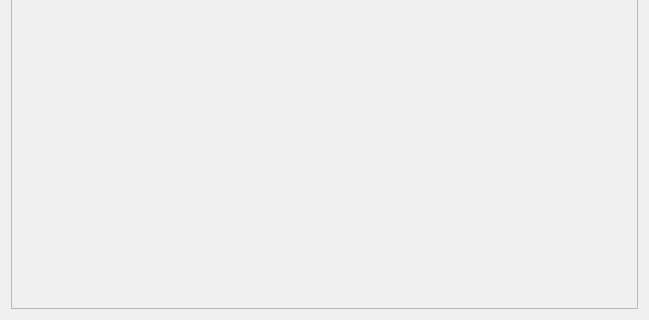
Old version of the form dialog.ui in the repository cycycyc/yuvdisplay; both pictures show x 0 to 649 and y 159 to 479 of the 649 by 479 pixel window.
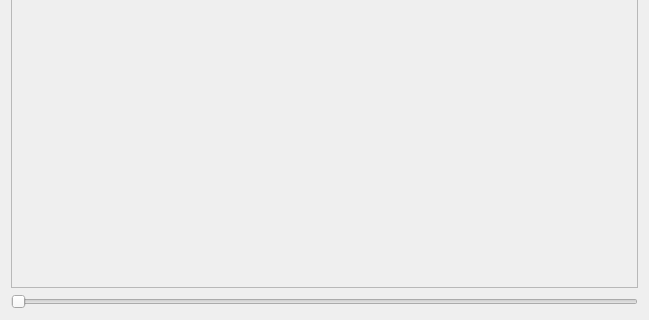
New version of the form.

Commit message: add seek slidebar

Diff of the .ui file:
```diff
--- a/dialog.ui
+++ b/dialog.ui
@@ -159,6 +159,13 @@
      </property>
     </widget>
    </item>
+   <item>
+    <widget class="QSlider" name="seekSlider">
+     <property name="orientation">
+      <enum>Qt::Horizontal</enum>
+     </property>
+    </widget>
+   </item>
   </layout>
  </widget>
  <layoutdefault spacing="6" margin="11"/>
```
The commit also changes 2 other files.
